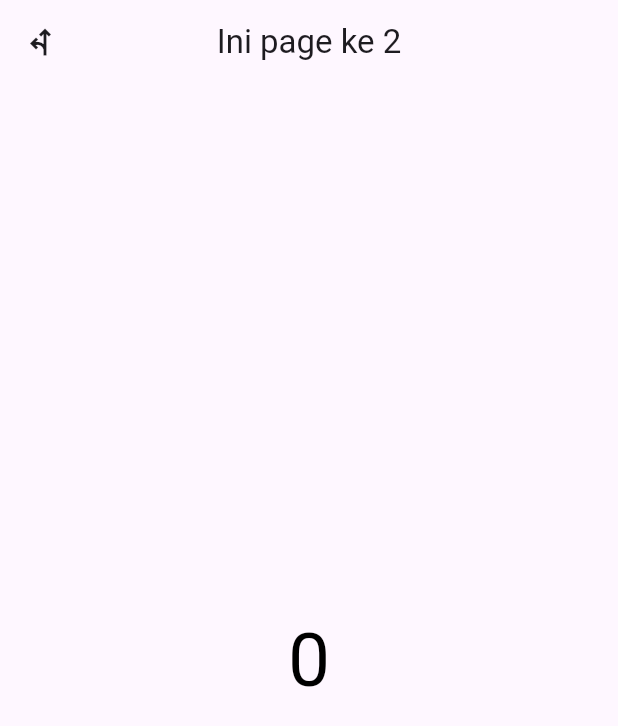
After one commit to MDhafaR/belajar_flutter, a Flutter app: the screen it shows after launch, after a tap on the "arrow right" icon, on a phone screen of 412 x 824 dp. The commit adds this screen. Shown: the top 726 px of the screen. Run offline on Flutter 3.47's test engine with Material 3 defaults, Android fonts, the phone set to English and light mode, and no system bars; our stand-ins replace bloc, flutter_bloc.

Commit message:
pengiriman data menggunakan provider.value dengan push route

```diff
--- a/lib/pages/home.dart
+++ b/lib/pages/home.dart
@@ -1,5 +1,8 @@
+import 'package:belajar_flutter_github/bloc/bloc_service.dart';
+import 'package:belajar_flutter_github/pages/page_ke_2.dart';
 import 'package:belajar_flutter_github/widgets/data_widgets.dart';
 import 'package:flutter/material.dart';
+import 'package:flutter_bloc/flutter_bloc.dart';
 
 class Home extends StatelessWidget {
   const Home({super.key});
@@ -10,8 +13,19 @@ class Home extends StatelessWidget {
       appBar: AppBar(
         title: const Text("Bloc Provider"),
       ),
-      body: const Center(
-        child: DataWidget()
+      body: const Center(child: DataWidget()),
+      floatingActionButton: FloatingActionButton(
+        onPressed: () {
+          Navigator.push(
+              context,
+              MaterialPageRoute(
+                  builder: (context) => BlocProvider.value(
+                    // value: context.read<BlocService>(), // bisa juga seperti ini
+                    value: BlocProvider.of<BlocService>(context), // bisa juga seperti ini
+                    child: const Page2()
+                    )));
+        },
+        child: const Icon(Icons.arrow_right),
       ),
     );
   }
--- /dev/null
+++ b/lib/pages/page_ke_2.dart
@@ -0,0 +1,33 @@
+import 'package:belajar_flutter_github/bloc/bloc_service.dart';
+import 'package:flutter/material.dart';
+import 'package:flutter_bloc/flutter_bloc.dart';
+
+class Page2 extends StatelessWidget {
+  const Page2({super.key});
+
+  @override
+  Widget build(BuildContext context) {
+
+    return Scaffold(
+      appBar: AppBar(
+        leading: IconButton(
+            onPressed: () {
+              Navigator.pop(context);
+            },
+            icon: const Icon(Icons.fork_left)),
+        centerTitle: true,
+        title: const Text("Ini page ke 2"),
+      ),
+      body: Center(
+        child: BlocBuilder(
+          bloc: BlocProvider.of<BlocService>(context),
+          builder: (context, state) {
+            return Text(
+            "$state",
+            style: const TextStyle(fontSize: 50, color: Colors.black),
+          );}
+        ),
+      ),
+    );
+  }
+}
```
